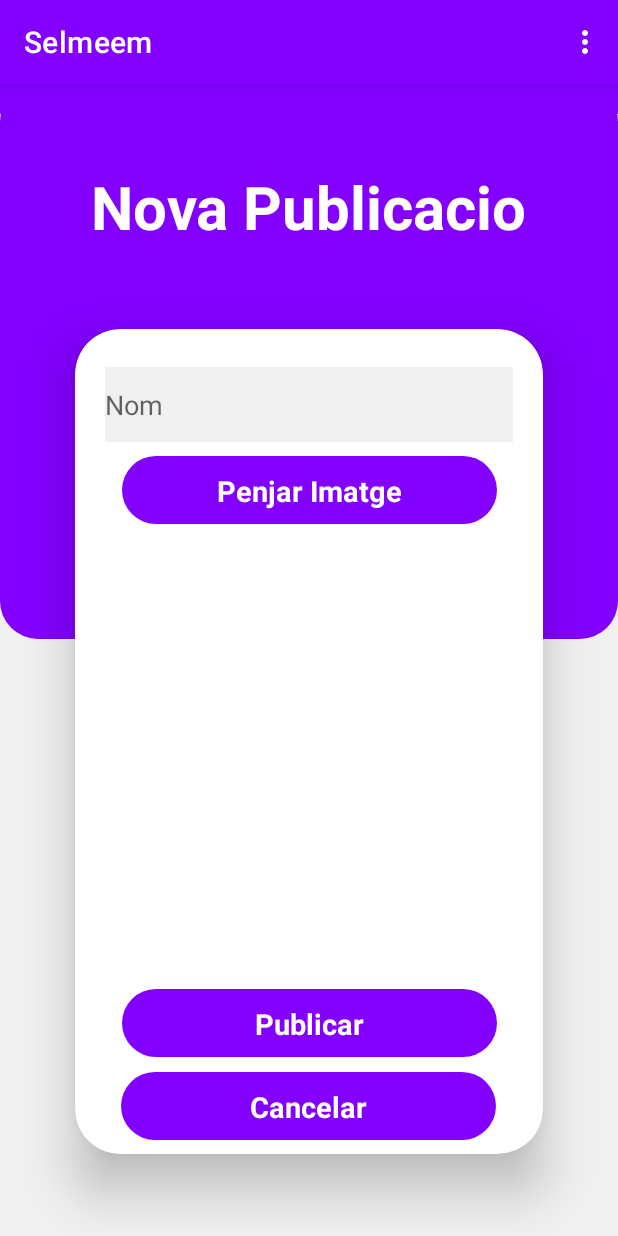
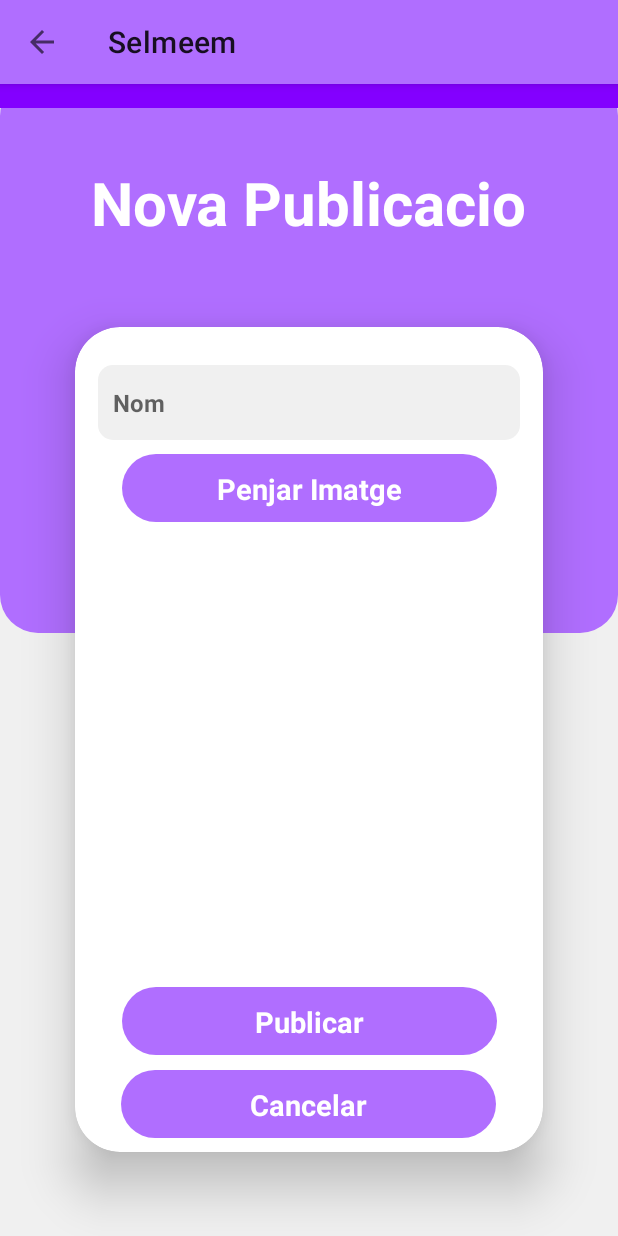
Before and after one commit to MarcMengual/Selmeem, an Android app: the fragment Nova_Publicacio placed in its activity, on a phone screen of 412 x 824 dp. Run offline under Robolectric (Android 15) with nearby library versions, the phone set to English and light mode, and no system bars; our stand-ins replace Firebase (no records; nobody signed in at launch, a user with empty details on screens opened directly).

Commit message:
Drawer Menu Fet

```diff
--- a/app/src/main/java/cat/copernic/roomdecision/selmeem/ContenidorFragments.kt
+++ b/app/src/main/java/cat/copernic/roomdecision/selmeem/ContenidorFragments.kt
@@ -5,67 +5,83 @@ import androidx.appcompat.app.AppCompatActivity
 import android.os.Bundle
 import android.view.Menu
 import android.view.MenuItem
+import android.widget.ImageView
+import androidx.appcompat.app.ActionBarDrawerToggle
+import androidx.core.content.ContextCompat.startActivity
+import androidx.core.view.GravityCompat
+import androidx.drawerlayout.widget.DrawerLayout
+import androidx.fragment.app.Fragment
 import cat.copernic.roomdecision.selmeem.databinding.ActivityContenidorFragmentsBinding
+import com.google.android.material.navigation.NavigationView
 import com.google.firebase.auth.FirebaseAuth
 import com.google.firebase.ktx.Firebase
 
 class ContenidorFragments : AppCompatActivity() {
-    private lateinit var binding: ActivityContenidorFragmentsBinding
+
     private lateinit var auth: FirebaseAuth
 
     override fun onCreate(savedInstanceState: Bundle?) {
         super.onCreate(savedInstanceState)
-        binding = ActivityContenidorFragmentsBinding.inflate(layoutInflater)
-        setContentView(binding.root)
+        setContentView(R.layout.activity_contenidor_fragments)
 
         auth = FirebaseAuth.getInstance()
 
-        if (savedInstanceState == null) {
-            supportFragmentManager.beginTransaction()
-                .add(R.id.contenidorFragments1, Pantalla_inicial())
-                .commit()
+        // Seteamos la toolbar
+        setSupportActionBar(findViewById(R.id.toolbar))
+
+        // Habilitar botón de retroceso en la toolbar
+        supportActionBar?.setDisplayHomeAsUpEnabled(true)
+        supportActionBar?.setDisplayShowHomeEnabled(true)
+
+        // Configuración del Navigation Drawer
+        val drawerLayout = findViewById<DrawerLayout>(R.id.drawer_layout)
+        val navView = findViewById<NavigationView>(R.id.navigationView)
+        navView.setNavigationItemSelectedListener { menuItem ->
+            val id = menuItem.itemId
+            when (id) {
+                R.id.toHome -> {
+                    val fragment = Pantalla_inicial()
+                    supportFragmentManager.beginTransaction().replace(R.id.contenidorFragments1, fragment).commit()
+                    drawerLayout.closeDrawers()
+                    return@setNavigationItemSelectedListener true
+                }
+                R.id.action_pantalla_inicial_to_perfil -> {
+                    val fragment = Perfil()
+                    supportFragmentManager.beginTransaction().replace(R.id.contenidorFragments1, fragment).commit()
+                    drawerLayout.closeDrawers()
+                    return@setNavigationItemSelectedListener true
+                }
+                R.id.action_pantalla_inicial_to_nova_Publicacio -> {
+                    val fragment = Nova_Publicacio()
+                    supportFragmentManager.beginTransaction().replace(R.id.contenidorFragments1, fragment).commit()
+                    drawerLayout.closeDrawers()
+                    return@setNavigationItemSelectedListener true
+                }
+                R.id.logOut -> {
+                    auth.signOut()
+
+                    startActivity(Intent(this,MainActivity::class.java))
+                    finish()
+                }
+            }
+            false
         }
-
     }
 
+    // Configuración de la toolbar
     override fun onCreateOptionsMenu(menu: Menu?): Boolean {
-        menuInflater.inflate(R.menu.main_menu, menu)
-        return super.onCreateOptionsMenu(menu)
+        return true
     }
 
+    // Acción al presionar botón de retroceso en la toolbar
     override fun onOptionsItemSelected(item: MenuItem): Boolean {
-        return when (item.itemId) {
-            R.id.toHome -> {
-                // Replace the contents of the container with the new fragment
-                supportFragmentManager.beginTransaction()
-                    .replace(R.id.contenidorFragments1, Pantalla_inicial())
-                    .addToBackStack(null)
-                    .commit()
-                true
+        when (item.itemId) {
+            android.R.id.home -> {
+                val drawerLayout = findViewById<DrawerLayout>(R.id.drawer_layout)
+                drawerLayout.openDrawer(GravityCompat.START)
+                return true
             }
-            R.id.action_pantalla_inicial_to_perfil -> {
-                // Replace the contents of the container with the new fragment
-                supportFragmentManager.beginTransaction()
-                .replace(R.id.contenidorFragments1, Perfil())
-                .addToBackStack(null)
-                .commit()
-                true
-            }
-            R.id.action_pantalla_inicial_to_nova_Publicacio -> {
-                // Replace the contents of the container with the new fragment
-                supportFragmentManager.beginTransaction()
-                .replace(R.id.contenidorFragments1, Nova_Publicacio())
-                .addToBackStack(null)
-                .commit()
-                true
-            }
-            R.id.logOut -> {
-                auth.signOut()
-                startActivity(Intent(this,MainActivity::class.java))
-                finish()
-                true
-            }
-            else -> super.onOptionsItemSelected(item)
         }
+        return super.onOptionsItemSelected(item)
     }
 }
--- a/app/src/main/res/drawable/border_radius_gris_edit_text.xml
+++ b/app/src/main/res/drawable/border_radius_gris_edit_text.xml
@@ -1,4 +1,7 @@
 <?xml version="1.0" encoding="utf-8"?>
-<selector xmlns:android="http://schemas.android.com/apk/res/android">
+<shape xmlns:android="http://schemas.android.com/apk/res/android"
+    android:shape="rectangle">
+    <corners android:radius="10dp" />
+    <solid android:color="@color/grisClar" />
 
-</selector>
+</shape>
--- a/app/src/main/res/layout/activity_contenidor_fragments.xml
+++ b/app/src/main/res/layout/activity_contenidor_fragments.xml
@@ -1,18 +1,46 @@
-<?xml version="1.0" encoding="utf-8"?>
-<androidx.constraintlayout.widget.ConstraintLayout xmlns:android="http://schemas.android.com/apk/res/android"
+<androidx.drawerlayout.widget.DrawerLayout
     xmlns:app="http://schemas.android.com/apk/res-auto"
     xmlns:tools="http://schemas.android.com/tools"
+    xmlns:android="http://schemas.android.com/apk/res/android"
+    android:id="@+id/drawer_layout"
     android:layout_width="match_parent"
     android:layout_height="match_parent"
-    tools:context=".ContenidorFragments">
+    tools:context=".ContenidorFragments"
+    android:fitsSystemWindows="true">
+
+    <!-- Contenido principal -->
+    <androidx.constraintlayout.widget.ConstraintLayout
+        android:layout_width="match_parent"
+        android:layout_height="match_parent">
+
+        <include
+            android:id="@+id/toolbar"
+            layout="@layout/toolbar"/>
 
         <androidx.fragment.app.FragmentContainerView
             android:id="@+id/contenidorFragments1"
             android:name="cat.copernic.roomdecision.selmeem.Pantalla_inicial"
             android:layout_width="match_parent"
             android:layout_height="match_parent"
+            android:layout_marginTop="52dp"
+            app:contentInsetStart="0dp"
             app:layout_constraintBottom_toBottomOf="parent"
             app:layout_constraintEnd_toEndOf="parent"
+            app:layout_constraintHorizontal_bias="0.515"
             app:layout_constraintStart_toStartOf="parent"
-        app:layout_constraintTop_toTopOf="parent" />
+            app:layout_constraintTop_toBottomOf="@+id/toolbar"
+            app:layout_constraintVertical_bias="0.363" />
+
     </androidx.constraintlayout.widget.ConstraintLayout>
+
+    <!-- NavigationView -->
+    <com.google.android.material.navigation.NavigationView
+        android:id="@+id/navigationView"
+        android:layout_width="wrap_content"
+        android:layout_height="match_parent"
+        android:layout_gravity="start"
+        app:menu="@menu/main_menu"
+        app:itemTextColor="@color/white"
+        />
+
+</androidx.drawerlayout.widget.DrawerLayout>
--- a/app/src/main/res/layout/fragment_nova__publicacio.xml
+++ b/app/src/main/res/layout/fragment_nova__publicacio.xml
@@ -69,14 +69,15 @@
             android:layout_height="match_parent">
 
             <EditText
+                style="@style/Theme.editTextGris"
+                app:backgroundTint="@color/grisClar"
                 android:id="@+id/edNom"
                 android:layout_width="match_parent"
                 android:layout_height="50dp"
-                android:layout_marginStart="20dp"
+                android:layout_marginStart="15dp"
 
                 android:layout_marginTop="25dp"
-                android:layout_marginEnd="20dp"
-                android:background="@color/grisClar"
+                android:layout_marginEnd="15dp"
                 android:ems="10"
                 android:hint="@string/Nom"
 
--- /dev/null
+++ b/app/src/main/res/layout/toolbar.xml
@@ -0,0 +1,10 @@
+<?xml version="1.0" encoding="utf-8"?>
+<androidx.appcompat.widget.Toolbar xmlns:android="http://schemas.android.com/apk/res/android"
+    xmlns:app="http://schemas.android.com/apk/res-auto"
+    android:id="@+id/toolbar"
+    android:layout_width="match_parent"
+    android:layout_height="?attr/actionBarSize"
+    android:background="?attr/colorPrimary"
+    android:elevation="4dp"
+    app:contentInsetStart="0dp">
+</androidx.appcompat.widget.Toolbar>
--- a/app/src/main/res/menu/main_menu.xml
+++ b/app/src/main/res/menu/main_menu.xml
@@ -1,25 +1,42 @@
 <?xml version="1.0" encoding="utf-8"?>
 <menu xmlns:android="http://schemas.android.com/apk/res/android"
-    xmlns:app="http://schemas.android.com/apk/res-auto">
+    xmlns:tools="http://schemas.android.com/tools"
+    tools:showIn="navigation_view">
+
+    <group
+        android:id="@+id/si"
+        android:checkableBehavior="single">
 
         <item
             android:id="@+id/toHome"
-        android:title="Inici"
-        ></item>
+            android:title="Inici" />
+
+        <item
+            android:id="@+id/action_pantalla_inicial_to_nova_Publicacio"
+            android:icon="@drawable/like"
+            android:title="Nova Publicaio" />
+
+
+    </group>
+    <group
+        android:id="@+id/no"
+        android:checkableBehavior="single">
 
         <item
             android:id="@+id/action_pantalla_inicial_to_perfil"
-        android:title="Perfil"
-        android:icon="@drawable/fav"></item>
+            android:icon="@drawable/fav"
+            android:title="Perfil" />
 
-    <item
-        android:id="@+id/action_pantalla_inicial_to_nova_Publicacio"
-        android:title="Nova Publicaio"
-        android:icon="@drawable/like"></item>
+    </group>
+    <group
+        android:id="@+id/op"
+        android:checkableBehavior="single">
 
         <item
             android:id="@+id/logOut"
-        android:title="Tancar Sessio"
-        android:icon="@drawable/border_radius_lila"></item>
+            android:icon="@drawable/border_radius_lila"
+            android:title="Tancar Sessio" />
+
+    </group>
 
 </menu>
--- a/app/src/main/res/values-night/themes.xml
+++ b/app/src/main/res/values-night/themes.xml
@@ -2,6 +2,8 @@
     <!-- Base application theme. -->
     <style name="Theme.Selmeem" parent="Theme.MaterialComponents.DayNight.DarkActionBar">
         <!-- Primary brand color. -->
+        <item name="windowActionBar">false</item>
+        <item name="windowNoTitle">true</item>
         <item name="colorPrimary">@color/LilaFosc</item>
         <item name="colorPrimaryVariant">@color/LilaFosc</item>
         <item name="colorOnPrimary">@color/black</item>
--- a/app/src/main/res/values/colors.xml
+++ b/app/src/main/res/values/colors.xml
@@ -2,10 +2,11 @@
 <resources>
     <color name="black">#FF000000</color>
     <color name="white">#FFFFFFFF</color>
-    <color name="LilaFosc">#8300FF</color>
+    <color name="LilaFosc">#B06EFF</color>
     <color name="grisClar">#F0F0F0</color>
     <color name="blau">#00CDFF</color>
     <color name="lilaFosc2">#7D3CFF</color>
     <color name="blauClar">#E6FEFF</color>
     <color name="lilaClar">#E1BEFF</color>
+    <color name="grisMoltClar">#F4F4F4</color>
 </resources>
--- a/app/src/main/res/values/strings.xml
+++ b/app/src/main/res/values/strings.xml
@@ -27,4 +27,7 @@
     <string name="nom_usuari">Nom Usuari</string>
     <string name="publicacions">Publicacions</string>
     <string name="de">De:</string>
+    <string name="open_drawer">Abrir menú</string>
+    <string name="close_drawer">Cerrar menú</string>
+
 </resources>
--- a/app/src/main/res/values/styles.xml
+++ b/app/src/main/res/values/styles.xml
@@ -6,7 +6,21 @@
         <item name="android:textSize">19sp</item>
         <item name="android:textStyle">bold</item>
         <item name="android:background">@drawable/border_radius_lila</item>
+        <item name="android:textColor">@color/white</item>
     </style>
+
+    <style name="Theme.editTextGris" parent="Widget.Material3.Button">
+        <item name="android:background">@drawable/border_radius_gris_edit_text</item>
+        <item name="android:textSize">16sp</item>
+        <item name="android:textColor">@color/black</item>
+        <item name="android:gravity">center_vertical|left</item>
+        <item name="android:paddingLeft">10dp</item>
+        <item name="android:textStyle">bold</item>
+
+
+    </style>
+
+
 
     <style name="Theme.BotoNormal" parent="Widget.Material3.Button">
         <item name="android:layout_width">150dp</item>
--- a/app/src/main/res/values/themes.xml
+++ b/app/src/main/res/values/themes.xml
@@ -2,6 +2,8 @@
     <!-- Base application theme. -->
     <style name="Theme.Selmeem" parent="Theme.MaterialComponents.DayNight.DarkActionBar">
      <!-- Primary brand color. -->
+        <item name="windowActionBar">false</item>
+        <item name="windowNoTitle">true</item>
         <item name="colorPrimary">@color/LilaFosc</item>
         <item name="colorPrimaryVariant">@color/LilaFosc</item>
         <item name="colorOnPrimary">@color/white</item>
@@ -13,4 +15,5 @@
         <item name="android:statusBarColor" tools:targetApi="l">?attr/colorPrimaryVariant</item>
         <!-- Customize your theme here. -->
     </style>
+
 </resources>
```
Also changed, not shown: app/src/main/res/drawable/border_radius_menuc.xml (added, +12 -0 lines), app/src/main/res/layout/activity_main.xml (+10 -11 lines), app/src/main/res/layout/activity_recuperar_contrasenya.xml (+6 -4 lines), app/src/main/res/layout/activity_register.xml (+30 -21 lines), app/src/main/res/layout/fragment_editar_publicacio.xml (+4 -3 lines), app/src/main/res/drawable/amanez.png (added). Lines whose indentation alone changed are shown as unchanged.
